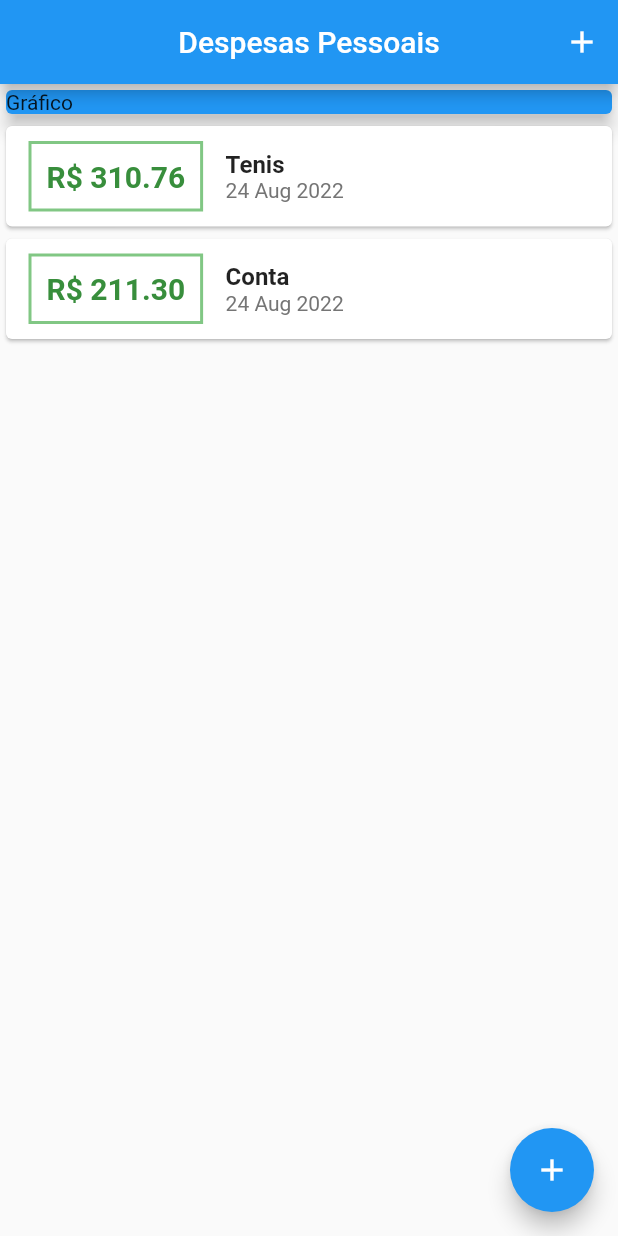
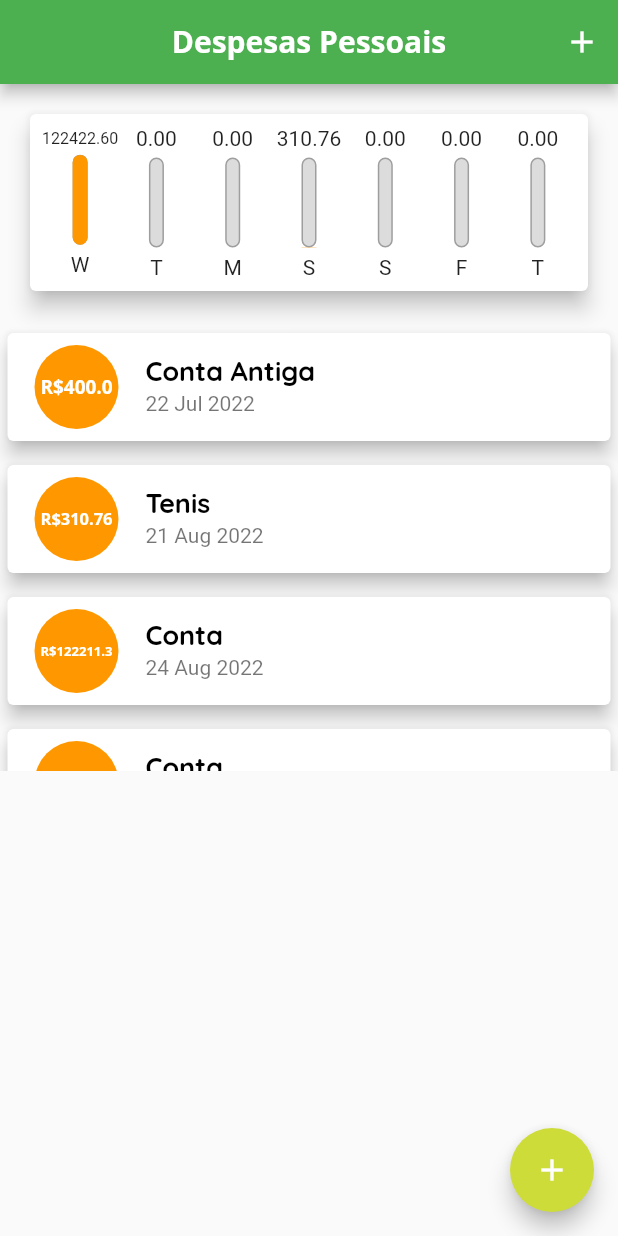
Before and after one commit to Fibler01/Personal-Expenses, a Flutter app: the screen it shows after launch, on a phone screen of 412 x 824 dp. Run offline on Flutter 3.47's test engine with Material 2 defaults, Android fonts, the phone set to English and light mode, and no system bars.

Commit message:
adding chart and style

```diff
--- /dev/null
+++ b/lib/components/chart.dart
@@ -0,0 +1,72 @@
+import 'package:expenses/components/chart_bar.dart';
+import 'package:flutter/material.dart';
+import 'package:intl/intl.dart';
+import '../models/transaction.dart';
+
+class Chart extends StatelessWidget {
+  const Chart(this.recentTransaction, {Key? key})
+      : super(key: key); /* recebe as transaçoes recentes */
+
+  final List<Transaction> recentTransaction;
+
+  List<Map<String, dynamic>> get groupedTransactions {
+    return List.generate(7, (index) {
+      final weekDay = DateTime.now().subtract(
+        Duration(
+            days:
+                index), /* subtrai do dia de hoje os valores p gerar o grafico */
+      );
+
+      double totalSum = 0.0;
+
+      for (var i = 0; i < recentTransaction.length; i++) {
+        bool sameDay = recentTransaction[i].date.day == weekDay.day;
+        bool sameMonth = recentTransaction[i].date.month == weekDay.month;
+        bool sameYear = recentTransaction[i].date.year == weekDay.year;
+
+        if (sameDay && sameMonth && sameYear) {
+          totalSum +=
+              recentTransaction[i].value; /* somando as transaçoes do dia */
+        }
+      }
+
+      return {
+        'day': DateFormat.E().format(weekDay)[0],
+        'value': totalSum,
+      }; /* pegando a primeira letra do dia */
+    }); /* gerando lista de 7 elementos (pcausa dos dias na semana) */
+  }
+
+  double get _weekTotalValue {
+    return groupedTransactions.fold(0.0, (sum, tr) {
+      return sum + tr['value'];
+    });
+  }
+
+  @override
+  Widget build(BuildContext context) {
+    groupedTransactions;
+    return Card(
+      elevation: 6,
+      margin: const EdgeInsets.all(20),
+      /* margem dos componentes do card */
+      child: Padding(
+        padding: const EdgeInsets.all(8.0),
+        child: Row(
+
+          mainAxisAlignment: MainAxisAlignment.spaceAround,
+          children: groupedTransactions.map((tr) {
+            return Flexible(
+              fit: FlexFit.tight,
+              child: ChartBar(
+                tr['day'] as String, /* label */
+                tr['value'] as double, /* value */
+                (tr['value'] as double) / _weekTotalValue, /* percentage, pegando o valor e dividindo pelo valor total da semana p gerar a porcentagem */
+              ),
+            );
+          }).toList(),
+        ),
+      ),
+    );
+  }
+}
--- /dev/null
+++ b/lib/components/chart_bar.dart
@@ -0,0 +1,60 @@
+import 'package:flutter/src/foundation/key.dart';
+import 'package:flutter/src/widgets/framework.dart';
+
+import 'package:flutter/material.dart';
+
+class ChartBar extends StatelessWidget {
+  final String? label;
+  final double? value;
+  final double? percentage;
+
+  const ChartBar(this.label, this.value, this.percentage, {Key? key})
+      : super(key: key);
+
+  @override
+  Widget build(BuildContext context) {
+    return Column(
+      children: [
+        FittedBox(
+          /* para conseguir encaixar o valor, diminuindo a fonte se o valor for mto grande */
+          child: Text('${value?.toStringAsFixed(2)}'),
+        ),
+        SizedBox(height: 5),
+        Container(
+          height: 60,
+          width: 10,
+          child: Stack(
+            alignment: Alignment.bottomCenter,
+            /* para deixar a barra funcionando debaixo para cima */
+            children: [
+              Container(
+                decoration: BoxDecoration(
+                  border: Border.all(
+                    color: Colors.grey,
+                    width: 1.0,
+                  ),
+                  color: Color.fromRGBO(220, 220, 220, 1),
+                  borderRadius:
+                      BorderRadius.circular(5), /* deixando barra redonda */
+                ),
+              ),
+              FractionallySizedBox(
+                heightFactor: percentage,
+                child: Container(
+                  decoration: BoxDecoration(
+                    color: Theme.of(context).colorScheme.tertiary,
+                    borderRadius: BorderRadius.circular(5),
+                  ),
+                ),
+              )
+            ],
+          ), /* stack permite colocar um componente em cima do outro, um componente sera o formato da barra, o outro como preenchimento */
+        ),
+        SizedBox(
+          height: 5,
+        ),
+        Text(label!),
+      ],
+    );
+  }
+}
--- a/lib/components/transaction_list.dart
+++ b/lib/components/transaction_list.dart
@@ -10,60 +10,58 @@ class TransactionList extends StatelessWidget {
   Widget build(BuildContext context) {
     return Container(
       height: 300,
-      child: ListView.builder( /* uma lista que permite scrolling, builder faz com que economize memoria nao renderizando componentes que nao estao visiveis */
-      itemCount: transactions.length,
-      itemBuilder: (ctx, index) {
-        final tr=transactions[index];
-        return Card(
-            child: Row(
-              children: [
-                Container(
-                  margin: EdgeInsets.symmetric(
-                    horizontal: 15,
-                    vertical: 10,
-                  ),
-                  decoration: BoxDecoration(
-                    /* adicionando uma boxdecoration no container */
-                    border: Border.all(
-                      color: Colors.green.shade300,
-                      width: 2,
-                    ),
-                  ),
-                  padding: EdgeInsets.all(10),
-                  child: Text(
-                    'R\$ ${tr.value.toStringAsFixed(2)}',
-                    /* interpolando real com o valor, poderia ser feito também: 'R\$ ' + tr.value.toString() */
-                    style: TextStyle(
-                      fontWeight: FontWeight.bold,
-                      fontSize: 20,
-                      color: Colors.green.shade700,
-                    ),
-                  ), /* pegando valor da transação */
-                ),
-                Column(
-                  /*  mainAxisAlignment: MainAxisAlignment.center, fonte 16, peso bold, embaixo cinza */
-                  crossAxisAlignment: CrossAxisAlignment.start,
+      child: transactions.isEmpty
+          ? Column(
+              /* se a lista esta vazia, mostra coluna, se não, mostra listview */
               children: [
                 Text(
-                      tr.title,
-                      style: TextStyle(
-                        fontWeight: FontWeight.bold,
-                        fontSize: 16,
+                  'Nenhuma Transacão Cadastrada!',
+                  style: Theme.of(context).textTheme.headline6,
                 ),
+                SizedBox(
+                  height: 20,
                 ),
-                    Text(
-                      DateFormat('d MMM y').format(tr.date),
-                      /* tr.date.toString(), utilizando intl para formatar a data dia mes e ano*/
-                      style: TextStyle(
-                        color: Colors.grey.shade600,
+                Container(
+                  height: 250,
+                  child: Image.asset(
+                    'assets/images/sleeping_cat.png',
+                    fit: BoxFit.cover, /*  */
                   ),
                 ),
               ],
             )
-              ],
+          : ListView.builder(
+              /* uma lista que permite scrolling, builder faz com que economize memoria nao renderizando componentes que nao estao visiveis */
+              itemCount: transactions.length,
+              itemBuilder: (ctx, index) {
+                final tr = transactions[index];
+                return Card(
+                  elevation: 5,
+                  margin: EdgeInsets.symmetric(vertical: 8, horizontal: 5),
+                  child: ListTile(
+                    /* permite personalização maior em cada componente da lista */
+                    leading: CircleAvatar(
+                      radius: 30,
+                      backgroundColor: Theme.of(context).colorScheme.tertiary,
+                      child: Padding(
+                        padding: const EdgeInsets.all(6.0),
+                        child: FittedBox(
+                          /* para o texto se encaixar */
+                          child: Text(
+                            'R\$${tr.value}',
+                          style: Theme.of(context).textTheme.headline5,),
+                        ),
+                      ),
+                    ),
+                    title: Text(
+                      tr.title,
+                      style: Theme.of(context).textTheme.headline6,
+                    ),
+                    subtitle: Text(
+                      DateFormat('d MMM y').format(tr.date),
+                    ),
                   ),
                 );
-
               },
               /* aqui, pegando os titulos das transações os colocando na coluna */
             ),
--- a/lib/main.dart
+++ b/lib/main.dart
@@ -1,6 +1,7 @@
+import 'package:expenses/components/chart.dart';
 import 'package:expenses/components/transaction_form.dart';
 import 'package:expenses/components/transaction_list.dart';
-
+import 'components/chart.dart';
 import 'package:expenses/models/transaction.dart';
 import 'package:flutter/material.dart';
 import 'dart:math';
@@ -10,9 +11,40 @@ import '/components/transaction_form.dart';
 main() => runApp(ExpensesApp());
 
 class ExpensesApp extends StatelessWidget {
+  final ThemeData theme = ThemeData();
+
   @override
   Widget build(BuildContext context) {
-    return MaterialApp(home: MyHomePage());
+    return MaterialApp(
+      home: MyHomePage(),
+      theme: theme.copyWith(
+        colorScheme: theme.colorScheme.copyWith(
+          primary: Colors.green,
+          secondary: Colors.lime,
+          tertiary: Colors.orange,
+        ),
+        textTheme: theme.textTheme.copyWith(
+          headline6: const TextStyle(
+            fontFamily: 'Quicksand',
+            fontSize: 18,
+            fontWeight: FontWeight.bold,
+            color: Colors.black,
+          ),
+        headline5:const TextStyle(
+            fontFamily: 'OpenSans',
+            fontSize: 18,
+            fontWeight: FontWeight.w800,
+            color: Colors.white,
+          ), ),
+        appBarTheme: const AppBarTheme(
+            titleTextStyle: TextStyle(
+          fontFamily: 'OpenSans',
+          fontSize: 20,
+          fontWeight: FontWeight.bold,
+        )),
+        /* primaryswatch recebe um conjunto de cores, primary apenas uma cor */
+      ),
+    );
   }
 }
 
@@ -22,11 +54,23 @@ class MyHomePage extends StatefulWidget {
 }
 
 class _MyHomePageState extends State<MyHomePage> {
-  final _transactions = [
+  final List<Transaction> _transactions = [
+    Transaction(
+      id: 't0',
+      title: 'Conta Antiga',
+      value: 400.00,
+      date: DateTime.now().subtract(Duration(days: 33)),
+    ),
     Transaction(
       id: 't1',
       title: 'Tenis',
       value: 310.76,
+      date: DateTime.now().subtract(Duration(days: 3)),
+    ),
+    Transaction(
+      id: 't2',
+      title: 'Conta',
+      value: 122211.30,
       date: DateTime.now(),
     ),
     Transaction(
@@ -36,6 +80,14 @@ class _MyHomePageState extends State<MyHomePage> {
       date: DateTime.now(),
     ),
   ]; /* lista de transacoes */
+
+  List<Transaction> get _recentTransactions {
+    return _transactions.where((tr) {
+      return tr.date.isAfter(DateTime.now().subtract(
+        Duration(days: 7), /* numero magico, cuidado */
+      )); /* se data for depois de uma data subtraida 7 dias então é verdade(entrara na lista), se não, não é dos ultimos 7 dias */
+    }).toList(); /* metodo parecido com filter, onde estamos filtrando apenas as transaçoes dos ultimos 7 dias */
+  }
 
   _addTransaction(String title, double value) {
     /* adicionando uma transacao, necessita do titulo e valor fornecidos pelo user */
@@ -50,6 +102,9 @@ class _MyHomePageState extends State<MyHomePage> {
     setState(() {
       _transactions.add(newTransaction);
     });
+
+    Navigator.of(context)
+        .pop(); /*widget herdado apos adicionar uma nova transacao, fecha a primeira tela, de uma pilha de telas, ou seja, nesse caso fecha o modal */
   }
 
   _opentransactionFormModal(BuildContext context) {
@@ -67,25 +122,20 @@ class _MyHomePageState extends State<MyHomePage> {
           centerTitle: true,
           title: const Text('Despesas Pessoais'),
           actions: <Widget>[
-            IconButton(onPressed: () => _opentransactionFormModal(context), icon: Icon(Icons.add))
+            IconButton(
+                onPressed: () => _opentransactionFormModal(context),
+                icon: const Icon(Icons.add))
           ]),
       body: SingleChildScrollView(
         child: Column(crossAxisAlignment: CrossAxisAlignment.stretch,
             /* para esticar os filhos da coluna(tipo full width) */
             children: [
-              Container(
-                child: const Card(
-                  color: Colors.blue,
-                  elevation: 5,
-                  child: Text(
-                      'Gráfico'), /* para parecer que o elemento está mais a frente na tela */
-                ),
-              ),
+              Chart(_recentTransactions),
               TransactionList(_transactions),
             ]),
       ),
       floatingActionButton: FloatingActionButton(
-        child: Icon(Icons.add),
+        child: const Icon(Icons.add),
         onPressed: () => _opentransactionFormModal(context),
       ),
       floatingActionButtonLocation: FloatingActionButtonLocation.endFloat,
```
Also changed, not shown: pubspec.yaml (+13 -8 lines), assets/fonts/OpenSans-Bold.ttf (added), assets/fonts/OpenSans-Regular.ttf (added), assets/fonts/Quicksand-Bold.ttf (added), assets/fonts/Quicksand-Light.ttf (added), assets/fonts/Quicksand-Medium.ttf (added), assets/fonts/Quicksand-Regular.ttf (added), assets/images/sleeping_cat.png (added). Lines whose indentation alone changed are shown as unchanged.
